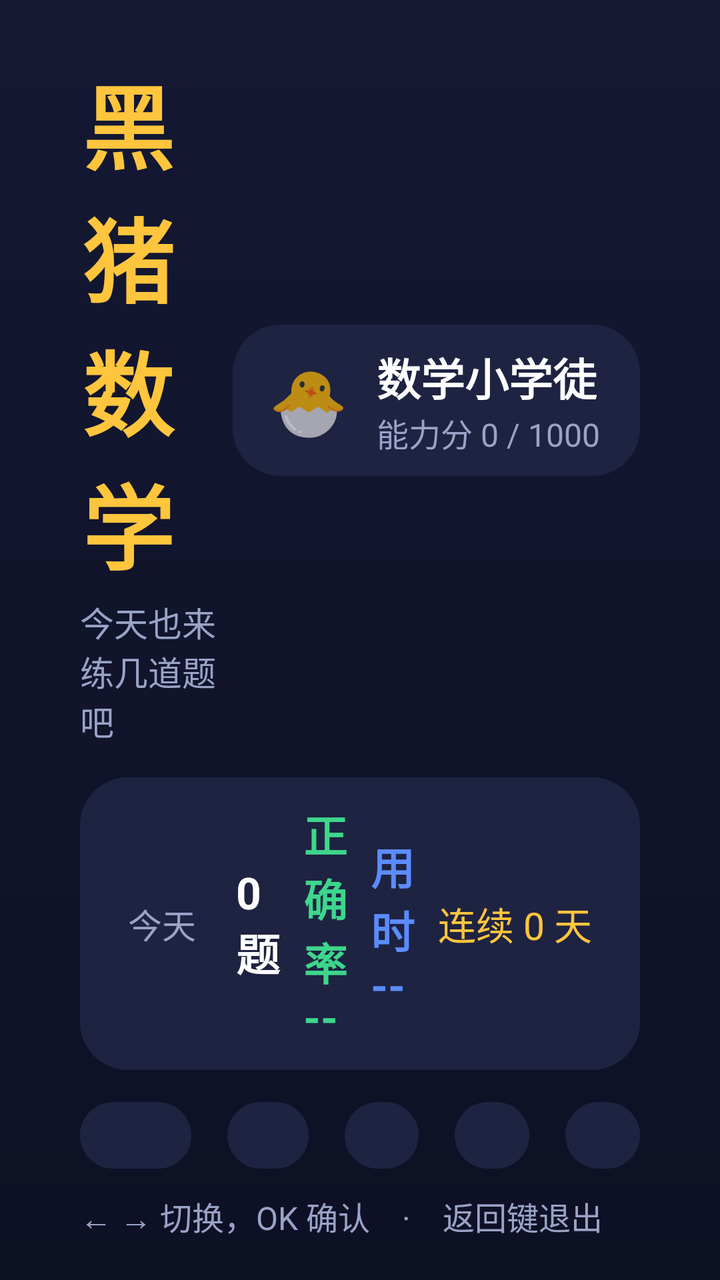
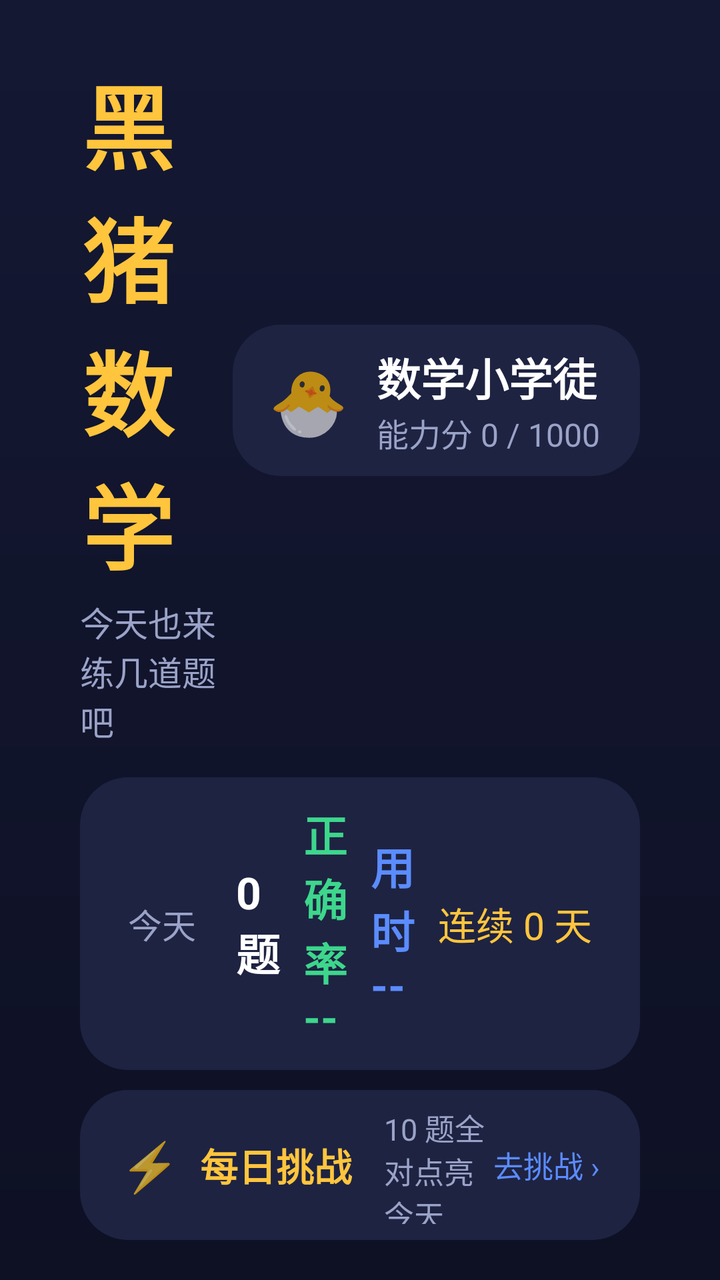

An Android layout rendered at two revisions. The XML below is the earlier revision; the diff shows what the commit changed to produce the second picture.
<!-- AndroidManifest.xml: application theme Theme.MathKing -->
<!-- res/layout/fragment_home.xml -->
<?xml version="1.0" encoding="utf-8"?>
<LinearLayout xmlns:android="http://schemas.android.com/apk/res/android"
    android:layout_width="match_parent"
    android:layout_height="match_parent"
    android:background="@drawable/bg_page"
    android:orientation="vertical"
    android:clipChildren="false"
    android:clipToPadding="false"
    android:paddingStart="40dp"
    android:paddingTop="28dp"
    android:paddingEnd="40dp"
    android:paddingBottom="20dp">

    
    <LinearLayout
        android:layout_width="match_parent"
        android:layout_height="wrap_content"
        android:gravity="center_vertical"
        android:orientation="horizontal">

        <LinearLayout
            android:layout_width="0dp"
            android:layout_height="wrap_content"
            android:layout_weight="1"
            android:orientation="vertical">

            <TextView
                android:layout_width="wrap_content"
                android:layout_height="wrap_content"
                android:letterSpacing="0.04"
                android:text="黑猪数学"
                android:textColor="@color/accent"
                android:textSize="46sp"
                android:textStyle="bold" />

            <TextView
                android:id="@+id/tvSubtitle"
                android:layout_width="wrap_content"
                android:layout_height="wrap_content"
                android:layout_marginTop="4dp"
                android:text="今天也来练几道题吧"
                android:textColor="@color/text_dim"
                android:textSize="17sp" />
        </LinearLayout>

        <LinearLayout
            android:id="@+id/rankBox"
            android:layout_width="wrap_content"
            android:layout_height="wrap_content"
            android:background="@drawable/bg_card"
            android:gravity="center_vertical"
            android:orientation="horizontal"
            android:paddingStart="18dp"
            android:paddingTop="10dp"
            android:paddingEnd="20dp"
            android:paddingBottom="10dp">

            <TextView
                android:id="@+id/tvRankBadge"
                android:layout_width="wrap_content"
                android:layout_height="wrap_content"
                android:text="🐣"
                android:textSize="32sp" />

            <LinearLayout
                android:layout_width="wrap_content"
                android:layout_height="wrap_content"
                android:layout_marginStart="14dp"
                android:orientation="vertical">

                <TextView
                    android:id="@+id/tvRankName"
                    android:layout_width="wrap_content"
                    android:layout_height="wrap_content"
                    android:text="数学小学徒"
                    android:textColor="@color/text"
                    android:textSize="22sp"
                    android:textStyle="bold" />

                <TextView
                    android:id="@+id/tvPower"
                    android:layout_width="wrap_content"
                    android:layout_height="wrap_content"
                    android:text="能力分 0 / 1000"
                    android:textColor="@color/text_dim"
                    android:textSize="16sp" />
            </LinearLayout>
        </LinearLayout>
    </LinearLayout>

    
    <LinearLayout
        android:layout_width="match_parent"
        android:layout_height="wrap_content"
        android:layout_marginTop="16dp"
        android:background="@drawable/bg_card"
        android:gravity="center_vertical"
        android:orientation="horizontal"
        android:paddingStart="24dp"
        android:paddingTop="12dp"
        android:paddingEnd="24dp"
        android:paddingBottom="12dp">

        <TextView
            android:id="@+id/tvTodayLabel"
            android:layout_width="wrap_content"
            android:layout_height="wrap_content"
            android:text="今天"
            android:textColor="@color/text_dim"
            android:textSize="17sp" />

        <TextView
            android:id="@+id/tvTodayQuestions"
            android:layout_width="0dp"
            android:layout_height="wrap_content"
            android:layout_marginStart="20dp"
            android:layout_weight="1"
            android:text="0 题"
            android:textColor="@color/text"
            android:textSize="22sp"
            android:textStyle="bold" />

        <TextView
            android:id="@+id/tvTodayAccuracy"
            android:layout_width="0dp"
            android:layout_height="wrap_content"
            android:layout_weight="1"
            android:text="正确率 --"
            android:textColor="@color/green"
            android:textSize="22sp"
            android:textStyle="bold" />

        <TextView
            android:id="@+id/tvTodayTime"
            android:layout_width="0dp"
            android:layout_height="wrap_content"
            android:layout_weight="1"
            android:text="用时 --"
            android:textColor="@color/blue"
            android:textSize="22sp"
            android:textStyle="bold" />

        <TextView
            android:id="@+id/tvStreakDays"
            android:layout_width="wrap_content"
            android:layout_height="wrap_content"
            android:text="连续 0 天"
            android:textColor="@color/accent"
            android:textSize="19sp" />
    </LinearLayout>

    
    <LinearLayout
        android:layout_width="match_parent"
        android:layout_height="0dp"
        android:layout_marginTop="16dp"
        android:layout_weight="1"
        android:baselineAligned="false"
        android:clipChildren="false"
        android:clipToPadding="false"
        android:orientation="horizontal">

        <LinearLayout
            android:id="@+id/cardStart"
            android:layout_width="0dp"
            android:layout_height="match_parent"
            android:layout_marginEnd="18dp"
            android:layout_weight="1.5"
            android:background="@drawable/selector_card"
            android:clickable="true"
            android:focusable="true"
            android:gravity="center"
            android:orientation="vertical"
            android:padding="20dp">

            <TextView
                android:layout_width="wrap_content"
                android:layout_height="wrap_content"
                android:text="🚀"
                android:textSize="52sp" />

            <TextView
                android:layout_width="wrap_content"
                android:layout_height="wrap_content"
                android:layout_marginTop="6dp"
                android:text="开始练习"
                android:textColor="@color/text"
                android:textSize="34sp"
                android:textStyle="bold" />

            <TextView
                android:id="@+id/tvStartInfo"
                android:layout_width="wrap_content"
                android:layout_height="wrap_content"
                android:layout_marginTop="8dp"
                android:gravity="center"
                android:text="50 以内加减 · 练习"
                android:textColor="@color/accent"
                android:textSize="15sp" />

            <TextView
                android:id="@+id/tvStartHint"
                android:layout_width="wrap_content"
                android:layout_height="wrap_content"
                android:layout_marginTop="6dp"
                android:gravity="center"
                android:text="按 OK 开始"
                android:textColor="@color/text_dim"
                android:textSize="16sp" />
        </LinearLayout>

        <LinearLayout
            android:id="@+id/cardChallenge"
            android:layout_width="0dp"
            android:layout_height="match_parent"
            android:layout_marginEnd="18dp"
            android:layout_weight="1.1"
            android:background="@drawable/selector_card"
            android:clickable="true"
            android:focusable="true"
            android:gravity="center"
            android:orientation="vertical"
            android:padding="14dp">

            <TextView
                android:layout_width="wrap_content"
                android:layout_height="wrap_content"
                android:text="⚔️"
                android:textSize="44sp" />

            <TextView
                android:layout_width="wrap_content"
                android:layout_height="wrap_content"
                android:layout_marginTop="4dp"
                android:text="挑战电脑"
                android:textColor="@color/text"
                android:textSize="26sp"
                android:textStyle="bold" />

            <TextView
                android:id="@+id/tvChallengeInfo"
                android:layout_width="wrap_content"
                android:layout_height="wrap_content"
                android:layout_marginTop="6dp"
                android:gravity="center"
                android:text="对手 3.2 秒/题"
                android:textColor="@color/accent"
                android:textSize="15sp" />
        </LinearLayout>

        <LinearLayout
            android:id="@+id/cardWrong"
            android:layout_width="0dp"
            android:layout_height="match_parent"
            android:layout_marginEnd="18dp"
            android:layout_weight="1"
            android:background="@drawable/selector_card"
            android:clickable="true"
            android:focusable="true"
            android:gravity="center"
            android:orientation="vertical"
            android:padding="16dp">

            <TextView
                android:layout_width="wrap_content"
                android:layout_height="wrap_content"
                android:text="📕"
                android:textSize="48sp" />

            <TextView
                android:layout_width="wrap_content"
                android:layout_height="wrap_content"
                android:layout_marginTop="6dp"
                android:text="错题本"
                android:textColor="@color/text"
                android:textSize="28sp"
                android:textStyle="bold" />

            <TextView
                android:id="@+id/tvWrongCount"
                android:layout_width="wrap_content"
                android:layout_height="wrap_content"
                android:layout_marginTop="6dp"
                android:text="0 道待攻克"
                android:textColor="@color/red"
                android:textSize="17sp" />
        </LinearLayout>

        <LinearLayout
            android:id="@+id/cardStats"
            android:layout_width="0dp"
            android:layout_height="match_parent"
            android:layout_marginEnd="18dp"
            android:layout_weight="1"
            android:background="@drawable/selector_card"
            android:clickable="true"
            android:focusable="true"
            android:gravity="center"
            android:orientation="vertical"
            android:padding="16dp">

            <TextView
                android:layout_width="wrap_content"
                android:layout_height="wrap_content"
                android:text="📈"
                android:textSize="48sp" />

            <TextView
                android:layout_width="wrap_content"
                android:layout_height="wrap_content"
                android:layout_marginTop="6dp"
                android:text="成长曲线"
                android:textColor="@color/text"
                android:textSize="28sp"
                android:textStyle="bold" />

            <TextView
                android:id="@+id/tvStatsInfo"
                android:layout_width="wrap_content"
                android:layout_height="wrap_content"
                android:layout_marginTop="6dp"
                android:text="累计 0 题"
                android:textColor="@color/text_dim"
                android:textSize="17sp" />
        </LinearLayout>

        <LinearLayout
            android:id="@+id/cardSettings"
            android:layout_width="0dp"
            android:layout_height="match_parent"
            android:layout_weight="1"
            android:background="@drawable/selector_card"
            android:clickable="true"
            android:focusable="true"
            android:gravity="center"
            android:orientation="vertical"
            android:padding="16dp">

            <TextView
                android:layout_width="wrap_content"
                android:layout_height="wrap_content"
                android:text="⚙️"
                android:textSize="48sp" />

            <TextView
                android:layout_width="wrap_content"
                android:layout_height="wrap_content"
                android:layout_marginTop="6dp"
                android:text="设置"
                android:textColor="@color/text"
                android:textSize="28sp"
                android:textStyle="bold" />

            <TextView
                android:id="@+id/tvSettingsInfo"
                android:layout_width="wrap_content"
                android:layout_height="wrap_content"
                android:layout_marginTop="6dp"
                android:text="阶段与声音"
                android:textColor="@color/text_dim"
                android:textSize="17sp" />
        </LinearLayout>
    </LinearLayout>

    <TextView
        android:id="@+id/tvFooter"
        android:layout_width="match_parent"
        android:layout_height="wrap_content"
        android:layout_marginTop="12dp"
        android:text="← → 切换，OK 确认    ·    返回键退出"
        android:textColor="@color/text_dim"
        android:textSize="16sp" />
</LinearLayout>
<!-- resources referenced by this layout -->
<resources>
  <color name="accent">#FFC53D</color>
  <color name="blue">#5B8CFF</color>
  <color name="green">#3DD68C</color>
  <color name="red">#FF6B6B</color>
  <color name="text">#FFFFFF</color>
  <color name="text_dim">#9AA3C7</color>
  <!-- drawable bg_card (drawable) -->
  <?xml version="1.0" encoding="utf-8"?>
  <shape xmlns:android="http://schemas.android.com/apk/res/android" android:shape="rectangle">
      <solid android:color="@color/card" />
      <corners android:radius="24dp" />
  </shape>
  <!-- drawable bg_page (drawable) -->
  <?xml version="1.0" encoding="utf-8"?>
  <shape xmlns:android="http://schemas.android.com/apk/res/android" android:shape="rectangle">
      <gradient android:angle="270" android:startColor="#141833" android:endColor="#0E1124" />
  </shape>
  <!-- drawable selector_card (drawable) -->
  <?xml version="1.0" encoding="utf-8"?>
  <selector xmlns:android="http://schemas.android.com/apk/res/android">
      <item android:state_focused="true" android:drawable="@drawable/bg_card_focus" />
      <item android:state_pressed="true" android:drawable="@drawable/bg_card_focus" />
      <item android:drawable="@drawable/bg_card" />
  </selector>
  <style name="Theme.MathKing" parent="Theme.AppCompat.NoActionBar">
          <item name="android:windowBackground">@color/bg</item>
          <item name="android:colorAccent">@color/accent</item>
          <item name="android:textColorPrimary">@color/text</item>
          <item name="android:windowNoTitle">true</item>
          <item name="android:windowFullscreen">false</item>
      </style>
  <color name="card">#1E2342</color>
  <!-- drawable bg_card_focus (drawable) -->
  <?xml version="1.0" encoding="utf-8"?>
  <shape xmlns:android="http://schemas.android.com/apk/res/android" android:shape="rectangle">
      <solid android:color="#38406F" />
      <stroke android:width="5dp" android:color="@color/accent" />
      <corners android:radius="24dp" />
  </shape>
  <color name="bg">#0E1124</color>
</resources>

<!-- the commit's change to res/layout/fragment_home.xml (unified diff, before → after) -->
@@ -149,6 +149,57 @@
             android:textSize="19sp" />
     </LinearLayout>
 
+
+    
+    <LinearLayout
+        android:id="@+id/cardDaily"
+        android:layout_width="match_parent"
+        android:layout_height="wrap_content"
+        android:layout_marginTop="10dp"
+        android:background="@drawable/selector_card"
+        android:clickable="true"
+        android:focusable="true"
+        android:gravity="center_vertical"
+        android:orientation="horizontal"
+        android:paddingStart="20dp"
+        android:paddingTop="8dp"
+        android:paddingEnd="20dp"
+        android:paddingBottom="8dp">
+
+        <TextView
+            android:layout_width="wrap_content"
+            android:layout_height="wrap_content"
+            android:text="⚡"
+            android:textSize="24sp" />
+
+        <TextView
+            android:layout_width="wrap_content"
+            android:layout_height="wrap_content"
+            android:layout_marginStart="10dp"
+            android:text="每日挑战"
+            android:textColor="@color/accent"
+            android:textSize="19sp"
+            android:textStyle="bold" />
+
+        <TextView
+            android:id="@+id/tvDailyInfo"
+            android:layout_width="0dp"
+            android:layout_height="wrap_content"
+            android:layout_marginStart="16dp"
+            android:layout_weight="1"
+            android:text="10 题全对点亮今天"
+            android:textColor="@color/text_dim"
+            android:textSize="15sp" />
+
+        <TextView
+            android:id="@+id/tvDailyAction"
+            android:layout_width="wrap_content"
+            android:layout_height="wrap_content"
+            android:text="去挑战 ›"
+            android:textColor="@color/blue"
+            android:textSize="15sp" />
+    </LinearLayout>
+
     
     <LinearLayout
         android:layout_width="match_parent"
@@ -171,13 +222,13 @@
             android:focusable="true"
             android:gravity="center"
             android:orientation="vertical"
-            android:padding="20dp">
+            android:padding="12dp">
 
             <TextView
                 android:layout_width="wrap_content"
                 android:layout_height="wrap_content"
                 android:text="🚀"
-                android:textSize="52sp" />
+                android:textSize="38sp" />
 
             <TextView
                 android:layout_width="wrap_content"
@@ -185,7 +236,7 @@
                 android:layout_marginTop="6dp"
                 android:text="开始练习"
                 android:textColor="@color/text"
-                android:textSize="34sp"
+                android:textSize="27sp"
                 android:textStyle="bold" />
 
             <TextView
@@ -206,7 +257,7 @@
                 android:gravity="center"
                 android:text="按 OK 开始"
                 android:textColor="@color/text_dim"
-                android:textSize="16sp" />
+                android:textSize="13sp" />
         </LinearLayout>
 
         <LinearLayout
@@ -259,13 +310,13 @@
             android:focusable="true"
             android:gravity="center"
             android:orientation="vertical"
-            android:padding="16dp">
+            android:padding="10dp">
 
             <TextView
                 android:layout_width="wrap_content"
                 android:layout_height="wrap_content"
                 android:text="📕"
-                android:textSize="48sp" />
+                android:textSize="36sp" />
 
             <TextView
                 android:layout_width="wrap_content"
@@ -273,7 +324,7 @@
                 android:layout_marginTop="6dp"
                 android:text="错题本"
                 android:textColor="@color/text"
-                android:textSize="28sp"
+                android:textSize="23sp"
                 android:textStyle="bold" />
 
             <TextView
@@ -297,13 +348,13 @@
             android:focusable="true"
             android:gravity="center"
             android:orientation="vertical"
-            android:padding="16dp">
+            android:padding="10dp">
 
             <TextView
                 android:layout_width="wrap_content"
                 android:layout_height="wrap_content"
                 android:text="📈"
-                android:textSize="48sp" />
+                android:textSize="36sp" />
 
             <TextView
                 android:layout_width="wrap_content"
@@ -311,7 +362,7 @@
                 android:layout_marginTop="6dp"
                 android:text="成长曲线"
                 android:textColor="@color/text"
-                android:textSize="28sp"
+                android:textSize="23sp"
                 android:textStyle="bold" />
 
             <TextView
@@ -334,13 +385,13 @@
             android:focusable="true"
             android:gravity="center"
             android:orientation="vertical"
-            android:padding="16dp">
+            android:padding="10dp">
 
             <TextView
                 android:layout_width="wrap_content"
                 android:layout_height="wrap_content"
                 android:text="⚙️"
-                android:textSize="48sp" />
+                android:textSize="36sp" />
 
             <TextView
                 android:layout_width="wrap_content"
@@ -348,7 +399,7 @@
                 android:layout_marginTop="6dp"
                 android:text="设置"
                 android:textColor="@color/text"
-                android:textSize="28sp"
+                android:textSize="23sp"
                 android:textStyle="bold" />
 
             <TextView
